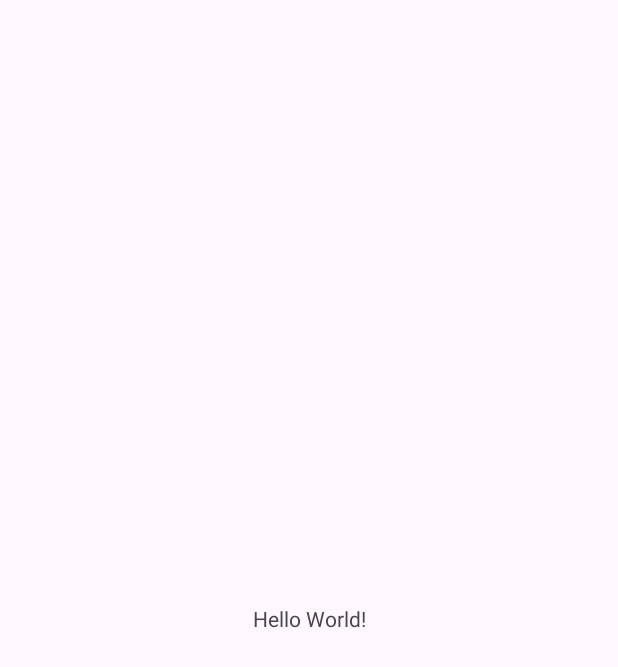
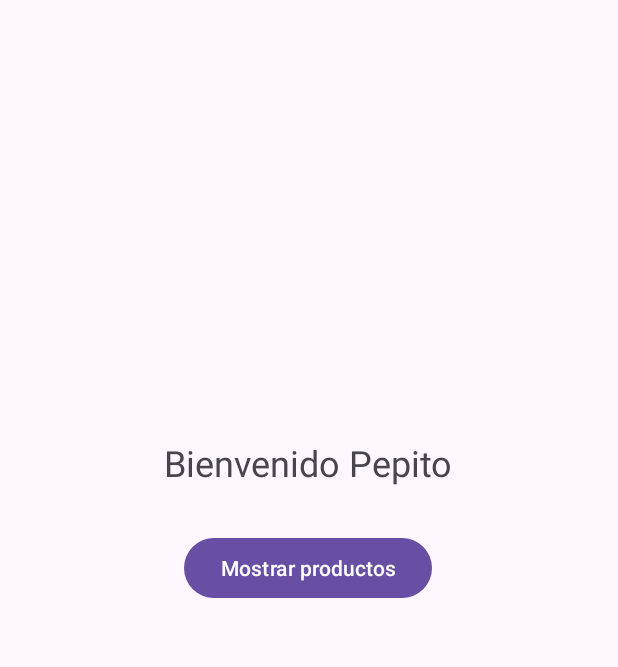
Before and after one commit to rodriisepulveda/final-am-ACN4AV-sepulveda-rodrigo, an Android app: the screen it shows after launch (MainActivity), on a phone screen of 412 x 824 dp. Before the commit the part shown is almost empty. Shown: the top 667 px of the screen. Run offline under Robolectric (Android 15) with nearby library versions, the phone set to English and light mode, and no system bars.

```diff
--- a/app/src/main/AndroidManifest.xml
+++ b/app/src/main/AndroidManifest.xml
@@ -17,10 +17,11 @@
             android:exported="true">
             <intent-filter>
                 <action android:name="android.intent.action.MAIN" />
-
                 <category android:name="android.intent.category.LAUNCHER" />
             </intent-filter>
         </activity>
+        <activity
+            android:name=".ProductListActivity" />
     </application>
 
 </manifest>
--- a/app/src/main/java/com/example/parcial_1_am_acn4av_rodrigo_sepulveda/MainActivity.java
+++ b/app/src/main/java/com/example/parcial_1_am_acn4av_rodrigo_sepulveda/MainActivity.java
@@ -1,24 +1,24 @@
 package com.example.parcial_1_am_acn4av_rodrigo_sepulveda;
 
+import android.content.Intent;
 import android.os.Bundle;
-
-import androidx.activity.EdgeToEdge;
+import android.view.View;
 import androidx.appcompat.app.AppCompatActivity;
-import androidx.core.graphics.Insets;
-import androidx.core.view.ViewCompat;
-import androidx.core.view.WindowInsetsCompat;
 
 public class MainActivity extends AppCompatActivity {
 
     @Override
     protected void onCreate(Bundle savedInstanceState) {
         super.onCreate(savedInstanceState);
-        EdgeToEdge.enable(this);
         setContentView(R.layout.activity_main);
-        ViewCompat.setOnApplyWindowInsetsListener(findViewById(R.id.main), (v, insets) -> {
-            Insets systemBars = insets.getInsets(WindowInsetsCompat.Type.systemBars());
-            v.setPadding(systemBars.left, systemBars.top, systemBars.right, systemBars.bottom);
-            return insets;
+
+        // Configurar el botón para navegar a ProductListActivity
+        findViewById(R.id.buttonShowProducts).setOnClickListener(new View.OnClickListener() {
+            @Override
+            public void onClick(View v) {
+                Intent intent = new Intent(MainActivity.this, ProductListActivity.class);
+                startActivity(intent);
+            }
         });
     }
 }
--- a/app/src/main/res/layout/activity_main.xml
+++ b/app/src/main/res/layout/activity_main.xml
@@ -2,18 +2,32 @@
 <androidx.constraintlayout.widget.ConstraintLayout xmlns:android="http://schemas.android.com/apk/res/android"
     xmlns:app="http://schemas.android.com/apk/res-auto"
     xmlns:tools="http://schemas.android.com/tools"
-    android:id="@+id/main"
     android:layout_width="match_parent"
-    android:layout_height="match_parent"
-    tools:context=".MainActivity">
+    android:layout_height="match_parent">
 
     <TextView
+        android:id="@+id/textViewWelcome"
         android:layout_width="wrap_content"
         android:layout_height="wrap_content"
-        android:text="Hello World!"
-        app:layout_constraintBottom_toBottomOf="parent"
+        android:layout_marginTop="292dp"
+        android:text="Bienvenido Pepito"
+        android:textSize="24sp"
         app:layout_constraintEnd_toEndOf="parent"
+        app:layout_constraintHorizontal_bias="0.497"
         app:layout_constraintStart_toStartOf="parent"
-        app:layout_constraintTop_toTopOf="parent" />
+        app:layout_constraintTop_toTopOf="parent"
+        tools:ignore="HardcodedText" />
+
+    <Button
+        android:id="@+id/buttonShowProducts"
+        android:layout_width="wrap_content"
+        android:layout_height="wrap_content"
+        android:layout_marginTop="30dp"
+        android:text="Mostrar productos"
+        app:layout_constraintEnd_toEndOf="parent"
+        app:layout_constraintHorizontal_bias="0.497"
+        app:layout_constraintStart_toStartOf="parent"
+        app:layout_constraintTop_toBottomOf="@id/textViewWelcome"
+        tools:ignore="HardcodedText" />
 
 </androidx.constraintlayout.widget.ConstraintLayout>
```
Also changed, not shown: app/src/main/java/com/example/parcial_1_am_acn4av_rodrigo_sepulveda/Product.java (added, +13 -0 lines), app/src/main/java/com/example/parcial_1_am_acn4av_rodrigo_sepulveda/ProductAdapter.java (added, +46 -0 lines), app/src/main/java/com/example/parcial_1_am_acn4av_rodrigo_sepulveda/ProductListActivity.java (added, +38 -0 lines), app/src/main/res/layout/activity_product_list.xml (added, +30 -0 lines), app/src/main/res/layout/item_product.xml (added, +17 -0 lines).
